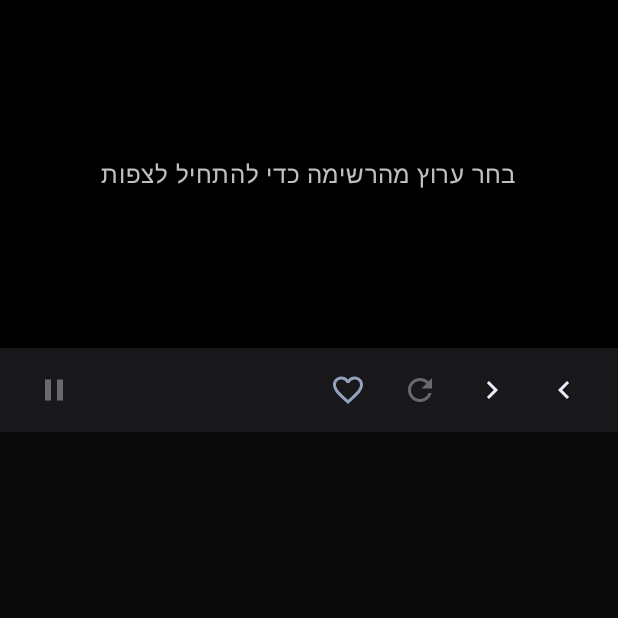
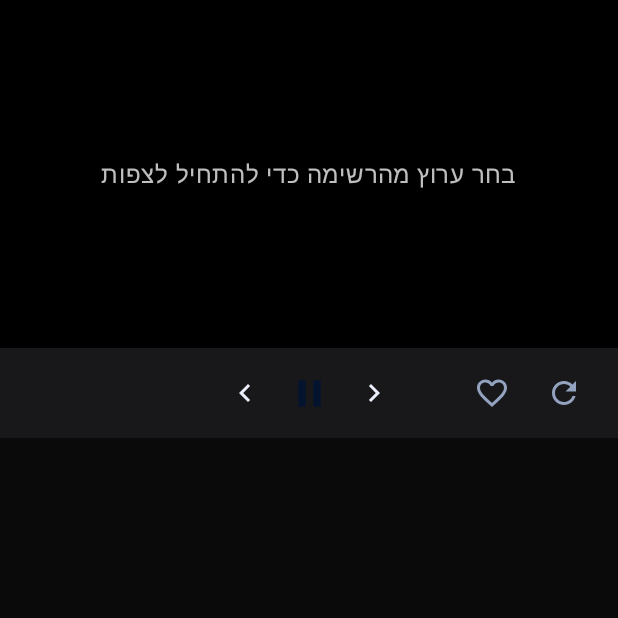
Before and after one commit to mlayfer/New-iptv, an Android app built with Jetpack Compose: the composable PlayerPanel called with empty values, on a phone screen of 412 x 824 dp, the top half of it. Run offline under Robolectric (Android 15) with nearby library versions, the phone set to English and light mode, and no system bars; pictures from the network do not load; 1 statement that could not run was skipped.

```diff
--- a/app/src/main/java/com/mlayfer/iptv/ui/PlayerPanel.kt
+++ b/app/src/main/java/com/mlayfer/iptv/ui/PlayerPanel.kt
@@ -380,6 +380,17 @@ fun PlayerPanel(
                 )
                 .padding(horizontal = 12.dp, vertical = 4.dp),
         ) {
+            val showing = channel?.name.orEmpty()
+            if (showing.isNotBlank()) {
+                Text(
+                    text = showing,
+                    fontSize = tzSp(19),
+                    color = Ink.Dim,
+                    maxLines = 1,
+                    overflow = TextOverflow.Ellipsis,
+                    modifier = Modifier.fillMaxWidth().padding(bottom = 2.dp),
+                )
+            }
             // How far into a film this is — and a way to move it. A line that
             // only reports is half a control. Live television has neither.
             if (duration > 0) {
@@ -389,77 +400,26 @@ fun PlayerPanel(
                     onSeek = { player.seekTo(it) },
                 )
             }
-            Row(verticalAlignment = Alignment.CenterVertically) {
-                // The button this whole strip exists for, and the one that
-                // was missing: Material's core icon set carries play and not
-                // pause, so the pair is drawn in res/drawable.
-                IconButton(
-                    onClick = { if (player.isPlaying) player.pause() else player.play() },
-                    enabled = channel != null,
-                    modifier = Modifier.focusRequester(transport),
+            Box(modifier = Modifier.fillMaxWidth().padding(vertical = 2.dp)) {
+                // Everything that is not playback keeps to the far side, so the
+                // middle belongs to one button.
+                Row(
+                    modifier = Modifier.align(Alignment.CenterEnd),
+                    verticalAlignment = Alignment.CenterVertically,
                 ) {
-                    if (playing) {
-                        Icon(
-                            painter = painterResource(R.drawable.ic_pause),
-                            contentDescription = "השהיה",
-                        )
-                    } else {
-                        Icon(Icons.Default.PlayArrow, contentDescription = "הפעלה")
-                    }
-                }
-                // Only a recording can be moved through; live has nowhere to go.
-                if (duration > 0) {
-                    IconButton(onClick = { player.seekBack() }) {
-                        Icon(
-                            painter = painterResource(R.drawable.ic_rewind),
-                            contentDescription = "אחורה",
-                        )
-                    }
-                    IconButton(onClick = { player.seekForward() }) {
-                        Icon(
-                            painter = painterResource(R.drawable.ic_forward),
-                            contentDescription = "קדימה",
-                        )
-                    }
-                }
-                // The name leads the row, the way the list reads.
-                Text(
-                    text = channel?.name ?: "",
-                    style = MaterialTheme.typography.titleSmall,
-                    maxLines = 1,
-                    overflow = TextOverflow.Ellipsis,
-                    modifier = Modifier
-                        .weight(1f)
-                        .padding(start = 8.dp),
-                )
-
                     IconButton(onClick = onToggleFavorite, enabled = channel != null) {
                         Icon(
                             imageVector = if (isFavorite) Icons.Default.Favorite else Icons.Default.FavoriteBorder,
                             contentDescription = "מועדפים",
-                        tint = if (isFavorite) {
-                            MaterialTheme.colorScheme.secondary
-                        } else {
-                            MaterialTheme.colorScheme.onSurfaceVariant
-                        },
+                            tint = if (isFavorite) Ink.Accent else Ink.Dim,
                         )
                     }
                     IconButton(onClick = { reloadToken += 1 }, enabled = channel != null) {
-                    Icon(Icons.Default.Refresh, contentDescription = "טעינה מחדש")
-                }
-                // These two step through whatever list you are in, so they have to
-                // be named after it: a channel out in the guide, an episode inside
-                // a series.
-                val unit = if (channel?.kind == ChannelKind.LIVE) "הערוץ" else "הפרק"
-                IconButton(onClick = onPrev) {
-                    Icon(Icons.Default.KeyboardArrowRight, contentDescription = "$unit הקודם")
-                }
-                IconButton(onClick = onNext) {
-                    Icon(Icons.Default.KeyboardArrowLeft, contentDescription = "$unit הבא")
+                        Icon(Icons.Default.Refresh, contentDescription = "טעינה מחדש", tint = Ink.Dim)
                     }
 
-                // Offered only when the stream actually carries a choice; a button
-                // that opens an empty list is worse than no button.
+                    // Offered only when the stream actually carries a choice; a
+                    // button that opens an empty list is worse than no button.
                     val audio = remember(tracks) { TrackChoices.choicesFor(tracks, C.TRACK_TYPE_AUDIO) }
                     val subs = remember(tracks) { TrackChoices.choicesFor(tracks, C.TRACK_TYPE_TEXT) }
 
@@ -469,6 +429,7 @@ fun PlayerPanel(
                                 Icon(
                                     painter = painterResource(R.drawable.ic_audio_track),
                                     contentDescription = "שמע",
+                                    tint = Ink.Dim,
                                 )
                             }
                             TrackMenu(
@@ -489,11 +450,7 @@ fun PlayerPanel(
                                 Icon(
                                     painter = painterResource(R.drawable.ic_subtitles),
                                     contentDescription = "כתוביות",
-                                tint = if (subsOff) {
-                                    MaterialTheme.colorScheme.onSurfaceVariant
-                                } else {
-                                    MaterialTheme.colorScheme.primary
-                                },
+                                    tint = if (subsOff) Ink.Dim else Ink.Accent,
                                 )
                             }
                             TrackMenu(
@@ -513,6 +470,89 @@ fun PlayerPanel(
                                     trackMenu = null
                                 },
                             )
+                        }
+                    }
+                }
+
+                // Playback in the middle, read left to right like every player
+                // ever made: back, then the big one, then on.
+                CompositionLocalProvider(LocalLayoutDirection provides LayoutDirection.Ltr) {
+                    Row(
+                        modifier = Modifier.align(Alignment.Center),
+                        verticalAlignment = Alignment.CenterVertically,
+                        horizontalArrangement = Arrangement.spacedBy(4.dp),
+                    ) {
+                        // These two step through whatever list you are in, so
+                        // they are named after it: a channel out in the guide, an
+                        // episode inside a series.
+                        val unit = if (channel?.kind == ChannelKind.LIVE) "הערוץ" else "הפרק"
+                        IconButton(onClick = onPrev) {
+                            Icon(
+                                Icons.Default.KeyboardArrowLeft,
+                                contentDescription = "$unit הקודם",
+                                tint = Ink.Bright,
+                            )
+                        }
+                        // Only a recording can be moved through; live has nowhere
+                        // to go.
+                        if (duration > 0) {
+                            IconButton(onClick = { player.seekBack() }) {
+                                Icon(
+                                    painter = painterResource(R.drawable.ic_rewind),
+                                    contentDescription = "אחורה",
+                                    tint = Ink.Bright,
+                                )
+                            }
+                        }
+
+                        // The button this whole strip exists for. It was one icon
+                        // among nine at the end of a row, which is not where
+                        // anybody looks for it: it is the middle, and it is big.
+                        Box(
+                            modifier = Modifier
+                                .size(56.dp)
+                                .clip(CircleShape)
+                                .background(if (channel != null) Ink.Accent else Ink.Surface)
+                                .focusRequester(transport)
+                                .focusHighlight(CircleShape, border = false)
+                                .clickable(enabled = channel != null) {
+                                    if (player.isPlaying) player.pause() else player.play()
+                                },
+                            contentAlignment = Alignment.Center,
+                        ) {
+                            if (playing) {
+                                Icon(
+                                    painter = painterResource(R.drawable.ic_pause),
+                                    contentDescription = "השהיה",
+                                    tint = Ink.OnAccent,
+                                    modifier = Modifier.size(30.dp),
+                                )
+                            } else {
+                                Icon(
+                                    Icons.Default.PlayArrow,
+                                    contentDescription = "הפעלה",
+                                    tint = Ink.OnAccent,
+                                    modifier = Modifier.size(34.dp),
+                                )
+                            }
+                        }
+
+                        if (duration > 0) {
+                            IconButton(onClick = { player.seekForward() }) {
+                                Icon(
+                                    painter = painterResource(R.drawable.ic_forward),
+                                    contentDescription = "קדימה",
+                                    tint = Ink.Bright,
+                                )
+                            }
+                        }
+                        IconButton(onClick = onNext) {
+                            Icon(
+                                Icons.Default.KeyboardArrowRight,
+                                contentDescription = "$unit הבא",
+                                tint = Ink.Bright,
+                            )
+                        }
                     }
                 }
             }
```
Lines whose indentation alone changed are shown as unchanged.
